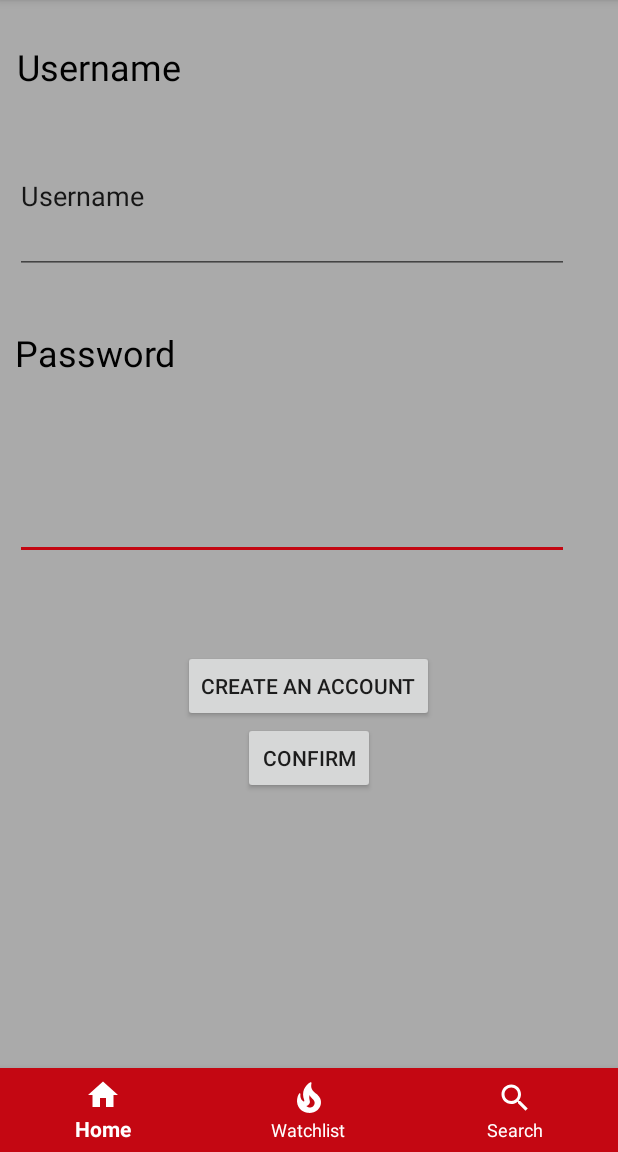
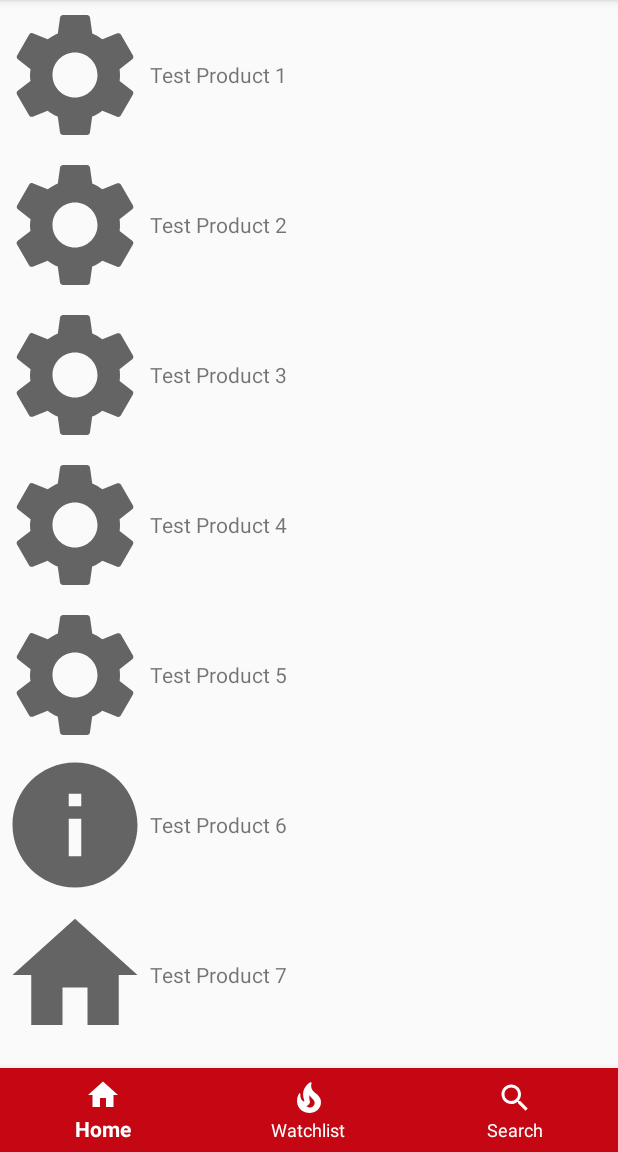
Before and after one commit to acrfactory/metaversal1022, an Android app: the screen it shows after launch (MainActivity), on a phone screen of 412 x 824 dp, the part 84-1236 px from its top. Run offline under Robolectric (Android 15) with nearby library versions, the phone set to English and light mode, and no system bars.

```diff
--- a/app/src/main/java/com/example/gryphus/MainActivity.java
+++ b/app/src/main/java/com/example/gryphus/MainActivity.java
@@ -25,9 +25,6 @@ import com.google.android.material.navigation.NavigationView;
 
 public class MainActivity extends AppCompatActivity implements NavigationView.OnNavigationItemSelectedListener {
     private DrawerLayout drawer;
-    private static AccountModel account = new AccountModel();
-    //string username/password (collection/hashmap)
-
 
     @Override
     protected void onCreate(Bundle savedInstanceState) {
@@ -62,7 +59,6 @@ public class MainActivity extends AppCompatActivity implements NavigationView.On
                         getSupportFragmentManager().beginTransaction().replace(R.id.fragment_container,
                                 new WatchlistFragment()).commit();
                         break;
-
                 }
                 return true;
             }
@@ -88,7 +84,7 @@ public class MainActivity extends AppCompatActivity implements NavigationView.On
 
         if (savedInstanceState == null) {
             getSupportFragmentManager().beginTransaction().replace(R.id.fragment_container,
-                    new LoginFragment()).commit();
+                    new ProductFragment()).commit();
             navigationView.setCheckedItem(R.id.nav_login);
         }
 
--- /dev/null
+++ b/app/src/main/java/com/example/gryphus/Product.java
@@ -0,0 +1,75 @@
+package com.example.gryphus;
+
+import android.graphics.drawable.Drawable;
+
+public class Product {
+
+    private int itemID;
+    private String name;
+    private int quantity;
+    private double price;
+    private boolean inStock;
+    private Drawable icon;
+
+    public Drawable getIcon() {
+        return icon;
+    }
+
+    public void setIcon(Drawable icon) {
+        this.icon = icon;
+    }
+
+    public Product(String name, Drawable icon) {
+        this.name = name;
+        this.icon = icon;
+    }
+
+    public Product(String name, int itemID, int quantity, double price){
+        this.name = name;
+        this.quantity = quantity;
+        this.itemID = itemID;
+        this.price = price;
+    }
+
+    public int getItemID() {
+        return itemID;
+    }
+
+    public void setItemID(int itemID) {
+        this.itemID = itemID;
+    }
+
+
+
+    public String getName() {
+        return name;
+    }
+
+    public double getPrice() {
+        return price;
+    }
+
+    public void setPrice(double price) {
+        this.price = price;
+    }
+
+    public boolean isInStock() {
+        return inStock;
+    }
+
+    public void setInStock(boolean inStock) {
+        this.inStock = inStock;
+    }
+
+    public int getQuantity() {
+        return quantity;
+    }
+
+    public void setQuantity(int quantity) {
+        this.quantity = quantity;
+    }
+
+    public void setName(String name) {
+        this.name = name;
+    }
+}
--- a/app/src/main/java/com/example/gryphus/ProductFragment.java
+++ b/app/src/main/java/com/example/gryphus/ProductFragment.java
@@ -2,19 +2,69 @@ package com.example.gryphus;
 
 import android.os.Bundle;
 
+import androidx.annotation.NonNull;
+import androidx.annotation.Nullable;
 import androidx.fragment.app.Fragment;
+import androidx.recyclerview.widget.DefaultItemAnimator;
+import androidx.recyclerview.widget.LinearLayoutManager;
+import androidx.recyclerview.widget.RecyclerView;
 
 import android.view.LayoutInflater;
 import android.view.View;
 import android.view.ViewGroup;
 
+
+import java.util.ArrayList;
+
 public class ProductFragment extends Fragment {
+
+    private ArrayList<Product> productList;
+    private RecyclerView recyclerView;
+
 
 
     @Override
     public View onCreateView(LayoutInflater inflater, ViewGroup container,
                              Bundle savedInstanceState) {
         // Inflate the layout for this fragment
-        return inflater.inflate(R.layout.fragment_product, container, false);
+        return inflater.inflate(R.layout.fragment_productrecycler, container, false);
+    }
+
+
+    @Override
+    public void onViewCreated(@NonNull View view, @Nullable Bundle savedInstanceState) {
+        super.onViewCreated(view, savedInstanceState);
+        recyclerView = getView().findViewById(R.id.recycler);
+        productList = new ArrayList<>();
+        setProductInfo();
+        setAdapter();
+
+    }
+
+    private void setAdapter() {
+        recyclerAdapter adapter = new recyclerAdapter(productList);
+        RecyclerView.LayoutManager layoutManager = new LinearLayoutManager(getContext());
+        recyclerView.setLayoutManager(layoutManager);
+        recyclerView.setItemAnimator(new DefaultItemAnimator());
+        recyclerView.setAdapter(adapter);
+    }
+
+    private void setProductInfo() {
+        productList.add(new Product("Test Product 1", getContext().getDrawable(R.drawable.ic_settings)));
+        productList.add(new Product("Test Product 2", getContext().getDrawable(R.drawable.ic_settings)));
+        productList.add(new Product("Test Product 3", getContext().getDrawable(R.drawable.ic_settings)));
+        productList.add(new Product("Test Product 4", getContext().getDrawable(R.drawable.ic_settings)));
+        productList.add(new Product("Test Product 5", getContext().getDrawable(R.drawable.ic_settings)));
+        productList.add(new Product("Test Product 6", getContext().getDrawable(R.drawable.ic_aboutus)));
+        productList.add(new Product("Test Product 7", getContext().getDrawable(R.drawable.ic_home)));
+        productList.add(new Product("Test Product 8", getContext().getDrawable(R.drawable.ic_search)));
+        productList.add(new Product("Test Product 9", getContext().getDrawable(R.drawable.ic_login)));
+        productList.add(new Product("Test Product 10",getContext().getDrawable(R.drawable.ic_settings) ));
+        productList.add(new Product("Test Product 11",getContext().getDrawable(R.drawable.ic_settings) ));
+        productList.add(new Product("Test Product 12",getContext().getDrawable(R.drawable.ic_settings) ));
+        productList.add(new Product("Test Product 13",getContext().getDrawable(R.drawable.ic_settings) ));
+        productList.add(new Product("Test Product 14",getContext().getDrawable(R.drawable.ic_settings) ));
+        productList.add(new Product("Test Product 15",getContext().getDrawable(R.drawable.ic_settings) ));
+        productList.add(new Product("Test Product 16",getContext().getDrawable(R.drawable.ic_settings) ));
     }
 }
--- /dev/null
+++ b/app/src/main/java/com/example/gryphus/recyclerAdapter.java
@@ -0,0 +1,66 @@
+package com.example.gryphus;
+
+import android.graphics.drawable.Drawable;
+import android.util.Log;
+import android.view.LayoutInflater;
+import android.view.View;
+import android.view.ViewGroup;
+import android.widget.ImageView;
+import android.widget.TextView;
+import android.widget.Toast;
+
+import androidx.annotation.NonNull;
+import androidx.recyclerview.widget.RecyclerView;
+
+import java.util.ArrayList;
+
+public class recyclerAdapter extends RecyclerView.Adapter<recyclerAdapter.MyViewHolder> {
+
+
+    private ArrayList<Product> productList;
+    public recyclerAdapter(ArrayList<Product> productList) {
+        this.productList = productList;
+    }
+
+    public class MyViewHolder extends RecyclerView.ViewHolder {
+        private TextView nameText;
+        private ImageView image;
+
+        public MyViewHolder(final View v){
+            super(v);
+            nameText = v.findViewById(R.id.info);
+            image = v.findViewById(R.id.imageView);
+        }
+    }
+
+
+    @NonNull
+    @Override
+    public recyclerAdapter.MyViewHolder onCreateViewHolder(@NonNull ViewGroup parent, int viewType) {
+        View itemView = LayoutInflater.from(parent.getContext())
+                .inflate(R.layout.fragment_product, parent, false);
+
+        itemView.setOnClickListener(new View.OnClickListener() {
+            @Override
+            public void onClick(View view) {
+                Toast.makeText(parent.getContext(), "click successful", Toast.LENGTH_SHORT).show();
+            }
+        });
+
+        return new MyViewHolder(itemView);
+    }
+
+    @Override
+    public void onBindViewHolder(@NonNull recyclerAdapter.MyViewHolder holder, int position) {
+        String productName = productList.get(position).getName();
+        holder.nameText.setText(productName);
+        Drawable icon = productList.get(position).getIcon();
+        holder.image.setImageDrawable(icon);
+
+    }
+
+    @Override
+    public int getItemCount() {
+        return productList.size();
+    }
+}
--- /dev/null
+++ b/app/src/main/res/drawable/ic_baseline_sports_basketball_24.xml
@@ -0,0 +1,12 @@
+<vector android:height="24dp" android:tint="#F50404"
+    android:viewportHeight="24" android:viewportWidth="24"
+    android:width="24dp" xmlns:android="http://schemas.android.com/apk/res/android">
+    <path android:fillColor="@android:color/white" android:pathData="M17.09,11h4.86c-0.16,-1.61 -0.71,-3.11 -1.54,-4.4C18.68,7.43 17.42,9.05 17.09,11z"/>
+    <path android:fillColor="@android:color/white" android:pathData="M6.91,11C6.58,9.05 5.32,7.43 3.59,6.6C2.76,7.89 2.21,9.39 2.05,11H6.91z"/>
+    <path android:fillColor="@android:color/white" android:pathData="M15.07,11c0.32,-2.59 1.88,-4.79 4.06,-6c-1.6,-1.63 -3.74,-2.71 -6.13,-2.95V11H15.07z"/>
+    <path android:fillColor="@android:color/white" android:pathData="M8.93,11H11V2.05C8.61,2.29 6.46,3.37 4.87,5C7.05,6.21 8.61,8.41 8.93,11z"/>
+    <path android:fillColor="@android:color/white" android:pathData="M15.07,13H13v8.95c2.39,-0.24 4.54,-1.32 6.13,-2.95C16.95,17.79 15.39,15.59 15.07,13z"/>
+    <path android:fillColor="@android:color/white" android:pathData="M3.59,17.4c1.72,-0.83 2.99,-2.46 3.32,-4.4H2.05C2.21,14.61 2.76,16.11 3.59,17.4z"/>
+    <path android:fillColor="@android:color/white" android:pathData="M17.09,13c0.33,1.95 1.59,3.57 3.32,4.4c0.83,-1.29 1.38,-2.79 1.54,-4.4H17.09z"/>
+    <path android:fillColor="@android:color/white" android:pathData="M8.93,13c-0.32,2.59 -1.88,4.79 -4.06,6c1.6,1.63 3.74,2.71 6.13,2.95V13H8.93z"/>
+</vector>
--- a/app/src/main/res/layout/activity_main.xml
+++ b/app/src/main/res/layout/activity_main.xml
@@ -6,8 +6,7 @@
     android:layout_width="match_parent"
     android:layout_height="match_parent"
     android:fitsSystemWindows="true"
-    tools:context="com.example.gryphus.MainActivity"
-    >
+    tools:context="com.example.gryphus.MainActivity">
 
 
     <RelativeLayout
@@ -28,7 +27,8 @@
             android:id="@+id/fragment_container"
             android:layout_width="match_parent"
             android:layout_height="match_parent"
-            android:layout_above="@+id/bottom_bar"/>
+            android:layout_above="@+id/bottom_bar"
+            android:layout_marginTop="?attr/actionBarSize"/>
 
         <com.google.android.material.bottomnavigation.BottomNavigationView
             android:id="@+id/bottom_bar"
--- /dev/null
+++ b/app/src/main/res/layout/fragment_productrecycler.xml
@@ -0,0 +1,10 @@
+<?xml version="1.0" encoding="utf-8"?>
+<RelativeLayout xmlns:android="http://schemas.android.com/apk/res/android"
+    android:layout_width="match_parent"
+    android:layout_height="wrap_content">
+
+    <androidx.recyclerview.widget.RecyclerView
+        android:id="@+id/recycler"
+        android:layout_width="match_parent"
+        android:layout_height="match_parent"/>
+</RelativeLayout>
```
Also changed, not shown: app/src/main/java/com/example/gryphus/LoginFragment.java (+3 -11 lines), app/src/main/res/layout/fragment_home.xml (+5 -9 lines), app/src/main/res/layout/fragment_login.xml (+10 -3 lines), app/src/main/res/layout/fragment_product.xml (+12 -74 lines).
